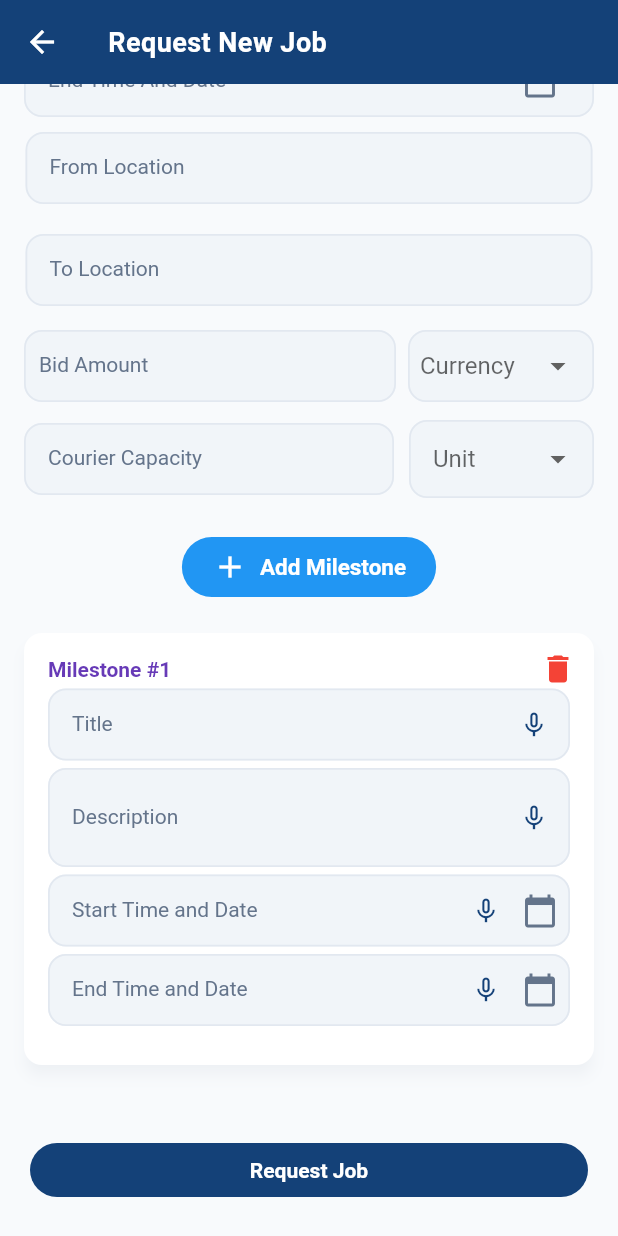
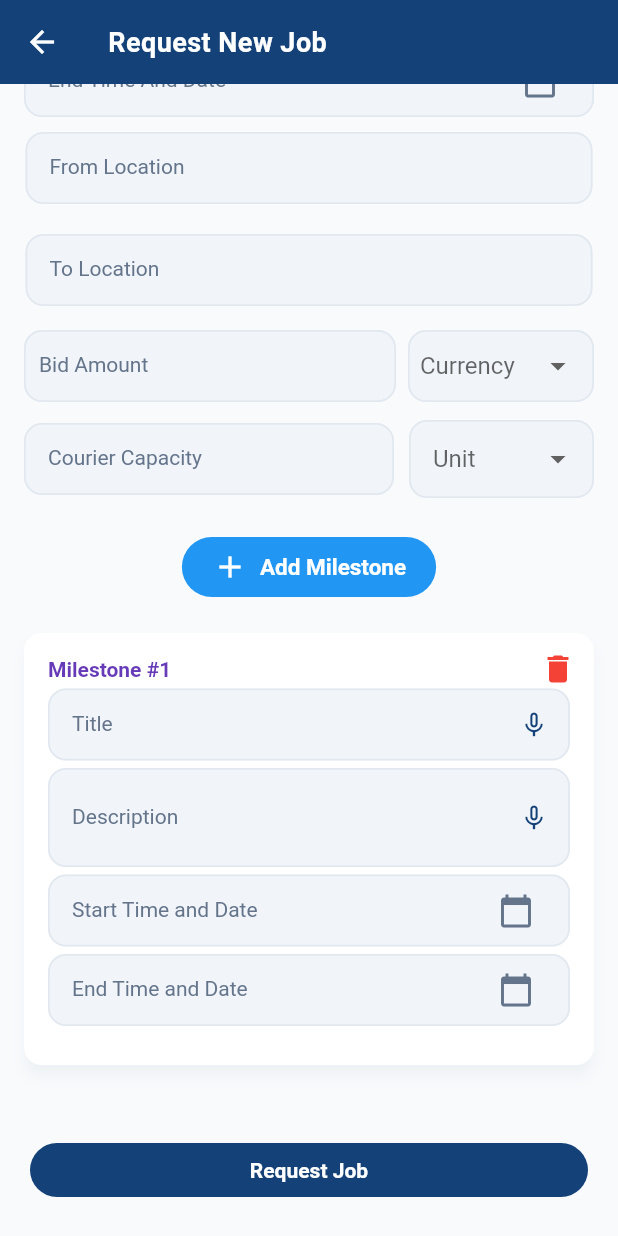
Before and after one commit to BFOBC/OBC_Flutter_Project, a Flutter app: the SubmissionScreen screen opened directly with empty values, after a tap on "Add Milestone", on a phone screen of 412 x 824 dp. Run offline on Flutter 3.47's test engine with Material 3 defaults, Android fonts, the phone set to English and light mode, and no system bars; our stand-ins replace cached_network_image, chewie, cloud_firestore, connectivity_plus, device_info_plus, dio and 24 more; missing offline and left inert: dart:ffi, google_maps_cluster_manager, workmanager; accounts and stored records are empty; network calls fail; statements that could not run were skipped.

Commit message:
Remove mic from milestone date fields, keep on title and description only

```diff
--- a/lib/ui/broker/requestscreens/MilestoneInputForm.dart
+++ b/lib/ui/broker/requestscreens/MilestoneInputForm.dart
@@ -34,7 +34,7 @@ class Milestoneinputform extends StatefulWidget {
 class _MilestoneinputformState extends State<Milestoneinputform> {
   late String mileStoneNodeID;
 
-  // ── Voice assistant ───────────────────────────────────────────────────────
+  // Voice assistant — used for Title and Description fields only
   final stt.SpeechToText _speech = stt.SpeechToText();
   bool _speechAvailable = false;
   String? _activeField;
@@ -57,8 +57,7 @@ class _MilestoneinputformState extends State<Milestoneinputform> {
     setState(() => _speechAvailable = available);
   }
 
-  Future<void> _listenForField(String fieldId, TextEditingController controller,
-      {bool isDateTime = false}) async {
+  Future<void> _listenForField(String fieldId, TextEditingController controller) async {
     if (!_speechAvailable) return;
     if (_speech.isListening) {
       await _speech.stop();
@@ -69,12 +68,7 @@ class _MilestoneinputformState extends State<Milestoneinputform> {
     await _speech.listen(
       onResult: (result) {
         if (result.finalResult) {
-          if (isDateTime) {
-            controller.text = _parseSpokenDateTime(result.recognizedWords) ??
-                result.recognizedWords;
-          } else {
-            controller.text = result.recognizedWords;
-          }
+          controller.text = result.recognizedWords;
           setState(() => _activeField = null);
         }
       },
@@ -84,46 +78,7 @@ class _MilestoneinputformState extends State<Milestoneinputform> {
     );
   }
 
-  String? _parseSpokenDateTime(String text) {
-    final months = {
-      'january': 1, 'february': 2, 'march': 3, 'april': 4,
-      'may': 5, 'june': 6, 'july': 7, 'august': 8,
-      'september': 9, 'october': 10, 'november': 11, 'december': 12,
-      'jan': 1, 'feb': 2, 'mar': 3, 'apr': 4, 'jun': 6, 'jul': 7,
-      'aug': 8, 'sep': 9, 'oct': 10, 'nov': 11, 'dec': 12,
-    };
-    final lower = text.toLowerCase();
-    int? month, day, year, hour = 0, minute = 0;
-    final bool pm = lower.contains('pm');
-    final bool am = lower.contains('am');
-    for (final entry in months.entries) {
-      if (lower.contains(entry.key)) { month = entry.value; break; }
-    }
-    final nums = RegExp(r'\d+').allMatches(lower).map((m) => int.parse(m.group(0)!)).toList();
-    if (month != null) {
-      for (final n in nums) {
-        if (n >= 2000 && n <= 2100) { year = n; continue; }
-        if (n >= 1 && n <= 31 && day == null) { day = n; continue; }
-        if (n >= 0 && n <= 23 && hour == 0) { hour = n; continue; }
-        if (n >= 0 && n <= 59 && minute == 0) { minute = n; }
-      }
-    } else if (nums.length >= 3) {
-      day = nums[0]; month = nums[1]; year = nums[2];
-      if (nums.length > 3) hour = nums[3];
-      if (nums.length > 4) minute = nums[4];
-    }
-    if (pm && hour! < 12) hour = hour! + 12;
-    if (am && hour == 12) hour = 0;
-    if (year != null && month != null && day != null) {
-      try {
-        return DateTime(year!, month!, day!, hour ?? 0, minute ?? 0).toString();
-      } catch (_) {}
-    }
-    return null;
-  }
-
-  Widget _micButton(String fieldId, TextEditingController controller,
-      {bool isDateTime = false}) {
+  Widget _micButton(String fieldId, TextEditingController controller) {
     final isActive = _activeField == fieldId;
     return IconButton(
       icon: AnimatedSwitcher(
@@ -136,8 +91,7 @@ class _MilestoneinputformState extends State<Milestoneinputform> {
         ),
       ),
       tooltip: isActive ? 'Tap to stop' : 'Tap to speak',
-      onPressed: () =>
-          _listenForField(fieldId, controller, isDateTime: isDateTime),
+      onPressed: () => _listenForField(fieldId, controller),
     );
   }
 
@@ -146,7 +100,6 @@ class _MilestoneinputformState extends State<Milestoneinputform> {
     _speech.stop();
     super.dispose();
   }
-  // ─────────────────────────────────────────────────────────────────────────
 
   @override
   Widget build(BuildContext context) {
@@ -210,22 +163,14 @@ class _MilestoneinputformState extends State<Milestoneinputform> {
                 TextField(
                   controller: widget.startController,
                   readOnly: true,
-                  decoration: InputDecoration(
+                  decoration: const InputDecoration(
                     labelText: 'Start Time and Date',
-                    border: const OutlineInputBorder(),
-                    helperText: _activeField == 'mstart_${widget.index}'
-                        ? 'Listening… say e.g. "June 24 2026 6 PM"'
-                        : null,
-                    helperStyle:
-                        const TextStyle(color: Colors.red, fontSize: 11),
+                    border: OutlineInputBorder(),
                     suffixIcon: Row(
                       mainAxisSize: MainAxisSize.min,
                       children: [
-                        _micButton(
-                            'mstart_${widget.index}', widget.startController,
-                            isDateTime: true),
-                        const Icon(Icons.calendar_today),
-                        const SizedBox(width: 8),
+                        Icon(Icons.calendar_today),
+                        SizedBox(width: 8),
                       ],
                     ),
                   ),
@@ -237,22 +182,14 @@ class _MilestoneinputformState extends State<Milestoneinputform> {
                 TextField(
                   controller: widget.endController,
                   readOnly: true,
-                  decoration: InputDecoration(
+                  decoration: const InputDecoration(
                     labelText: 'End Time and Date',
-                    border: const OutlineInputBorder(),
-                    helperText: _activeField == 'mend_${widget.index}'
-                        ? 'Listening… say e.g. "June 24 2026 6 PM"'
-                        : null,
-                    helperStyle:
-                        const TextStyle(color: Colors.red, fontSize: 11),
+                    border: OutlineInputBorder(),
                     suffixIcon: Row(
                       mainAxisSize: MainAxisSize.min,
                       children: [
-                        _micButton(
-                            'mend_${widget.index}', widget.endController,
-                            isDateTime: true),
-                        const Icon(Icons.calendar_today),
-                        const SizedBox(width: 8),
+                        Icon(Icons.calendar_today),
+                        SizedBox(width: 8),
                       ],
                     ),
                   ),
```
